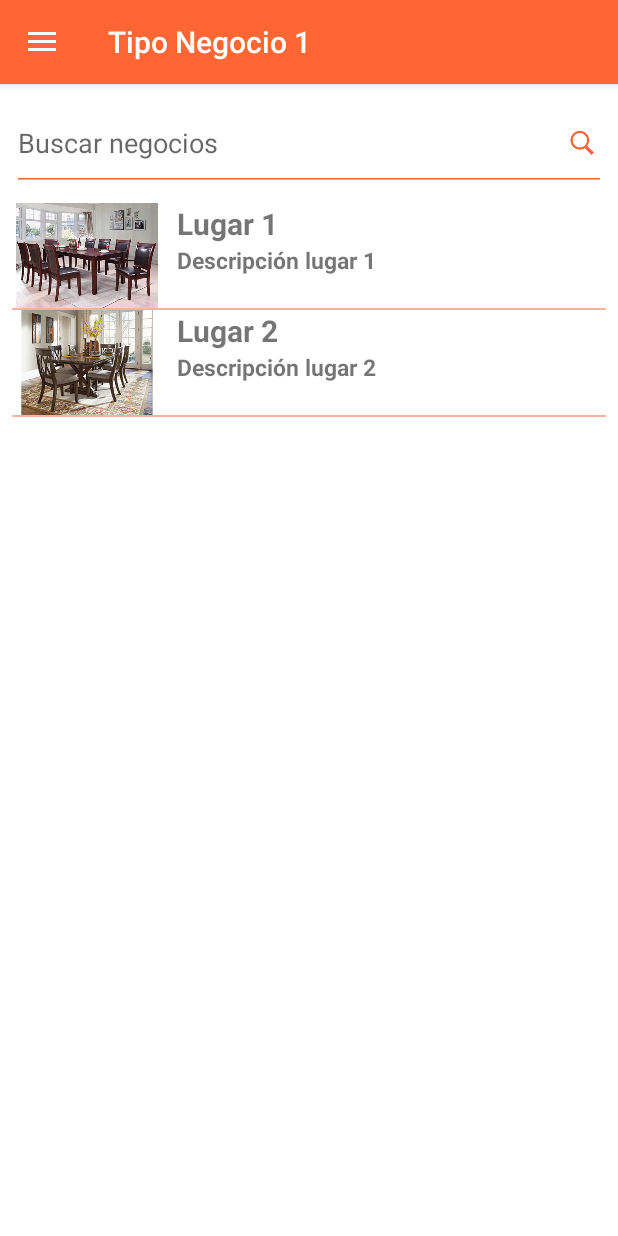
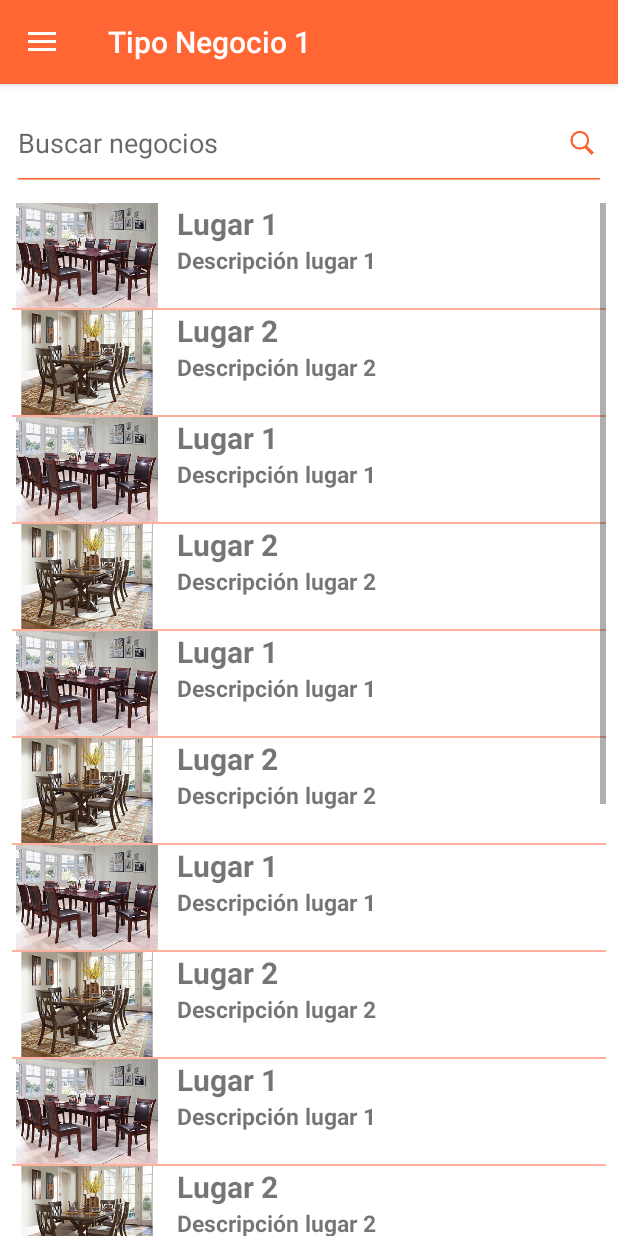
Before and after one commit to VicenteAguileraPerez/lunchApp, an Android app: the screen it shows after launch (MainActivity), after a tap on "Tipo Negocio 1", on a phone screen of 412 x 824 dp. Run offline under Robolectric (Android 15) with nearby library versions, the phone set to English and light mode, and no system bars; 1 statement that could not run was skipped.

Commit message:
Ocultamiento de toolbar implementada. Pero se uso una toolbar diferente, por lo tanto los activitis externos a MainActivity quedan sin toolbar, falta ajustar la toolbar a esos activitys.
Centrado de la imgen de presentación con un paddingBotomm del mismo Height que el tamaño de la toolbar (?attr/ActionBarSize).

```diff
--- a/app/src/main/java/com/example/lunchapp/MainActivity.java
+++ b/app/src/main/java/com/example/lunchapp/MainActivity.java
@@ -8,6 +8,7 @@ import android.support.v4.widget.DrawerLayout;
 import android.support.v7.app.ActionBarDrawerToggle;
 import android.support.v7.app.AppCompatActivity;
 import android.os.Bundle;
+import android.support.v7.widget.Toolbar;
 import android.view.Gravity;
 import android.view.MenuItem;
 import android.view.View;
@@ -35,11 +36,18 @@ public class MainActivity extends AppCompatActivity
         super.onCreate(savedInstanceState);
         setContentView(R.layout.activity_main);
 
+        setSupportActionBar((android.support.v7.widget.Toolbar) findViewById(R.id.toolbar_main_));
+       // Objects.requireNonNull(getSupportActionBar()).show();//oculta el toolbar
         mDrawerLayout = findViewById(R.id.navigation_drawer);
         listaItems = findViewById(R.id.navigation_items);
         listaItems.addHeaderView(cargarHeader());
         seleccionaItem(listaItems,items);
         setupDrawer();
+      //  mDrawerLayout.setScrimColor(getResources().getColor(R.color.colorThird) );
+        //mDrawerLayout.setStatusBarBackgroundColor(getResources().getColor(R.color.colorblanco));
+        //cambia el color de las 3 barritas del toggle
+        mDrawerToggle.getDrawerArrowDrawable().setColor(getResources().getColor(R.color.colorblanco));
+
         mDrawerToggle.syncState();//sincroniza el boton del toolbar con el navigation Drawer
         getSupportActionBar().setDisplayHomeAsUpEnabled(true);
         getSupportActionBar().setHomeButtonEnabled(true);
--- a/app/src/main/java/fragmentsPackage/Lugares.java
+++ b/app/src/main/java/fragmentsPackage/Lugares.java
@@ -88,6 +88,23 @@ public class Lugares extends Fragment {
         listaNegocios = new ArrayList<>();
         listaNegocios.add( new EntidadNegocio(R.drawable.restaurante1,"Lugar 1","Descripción lugar 1"));
         listaNegocios.add( new EntidadNegocio(R.drawable.restaurante2,"Lugar 2","Descripción lugar 2"));
+        listaNegocios.add( new EntidadNegocio(R.drawable.restaurante1,"Lugar 1","Descripción lugar 1"));
+        listaNegocios.add( new EntidadNegocio(R.drawable.restaurante2,"Lugar 2","Descripción lugar 2"));
+        listaNegocios.add( new EntidadNegocio(R.drawable.restaurante1,"Lugar 1","Descripción lugar 1"));
+        listaNegocios.add( new EntidadNegocio(R.drawable.restaurante2,"Lugar 2","Descripción lugar 2"));
+        listaNegocios.add( new EntidadNegocio(R.drawable.restaurante1,"Lugar 1","Descripción lugar 1"));
+        listaNegocios.add( new EntidadNegocio(R.drawable.restaurante2,"Lugar 2","Descripción lugar 2"));
+        listaNegocios.add( new EntidadNegocio(R.drawable.restaurante1,"Lugar 1","Descripción lugar 1"));
+        listaNegocios.add( new EntidadNegocio(R.drawable.restaurante2,"Lugar 2","Descripción lugar 2"));
+        listaNegocios.add( new EntidadNegocio(R.drawable.restaurante1,"Lugar 1","Descripción lugar 41"));
+        listaNegocios.add( new EntidadNegocio(R.drawable.restaurante2,"Lugar 2","Descripción lugar 54"));
+        listaNegocios.add( new EntidadNegocio(R.drawable.restaurante2,"Lugar 2","Descripción lugar 2"));
+        listaNegocios.add( new EntidadNegocio(R.drawable.restaurante1,"Lugar 1","Descripción lugar 1"));
+        listaNegocios.add( new EntidadNegocio(R.drawable.restaurante2,"Lugar 2","Descripción lugar 2"));
+        listaNegocios.add( new EntidadNegocio(R.drawable.restaurante1,"Lugar 1","Descripción lugar 1"));
+        listaNegocios.add( new EntidadNegocio(R.drawable.restaurante2,"Lugar 2","Descripción lugar 2"));
+        listaNegocios.add( new EntidadNegocio(R.drawable.restaurante1,"Lugar 1","Descripción lugar 41"));
+        listaNegocios.add( new EntidadNegocio(R.drawable.restaurante2,"Lugar 2","Descripción lugar 54"));
         return  listaNegocios;
     }
 
--- a/app/src/main/java/fragmentsPackage/inicio.java
+++ b/app/src/main/java/fragmentsPackage/inicio.java
@@ -71,13 +71,6 @@ public class inicio extends Fragment{
 
                 Navigation.findNavController(view).navigate(R.id.action_inicio_to_lugares);
 
-                /*Lugares lugares = new Lugares();
-                FragmentManager fragmentManager = getFragmentManager();
-                FragmentTransaction transaction = fragmentManager.beginTransaction();
-                transaction.setCustomAnimations(R.anim.enter_to_right,R.anim.exit_to_right,R.anim.enter_to_right,R.anim.exit_to_right);
-                transaction.addToBackStack(null);
-                transaction.add(R.id.fragment,lugares).commit();*/
-                //Toast.makeText(getActivity(), String.valueOf(position), Toast.LENGTH_SHORT).show();
             }
         });
         return view;
@@ -89,6 +82,21 @@ public class inicio extends Fragment{
     private ArrayList<EntidadTipoNegocio> getTiposNegocios()
     {
         listaTipoNegocios = new ArrayList<>();
+        listaTipoNegocios.add( new EntidadTipoNegocio(R.drawable.background_inicio,"Tipo Negocio 1","Pizzas"));
+        listaTipoNegocios.add( new EntidadTipoNegocio(R.drawable.semaforo,"Tipo Negocio 2","Cafés"));
+        listaTipoNegocios.add( new EntidadTipoNegocio(R.drawable.fondo_noche,"Tipo Negocio 3 ","Tacos "));
+        listaTipoNegocios.add( new EntidadTipoNegocio(R.drawable.background_inicio,"Tipo Negocio 1","Pizzas"));
+        listaTipoNegocios.add( new EntidadTipoNegocio(R.drawable.semaforo,"Tipo Negocio 2","Cafés"));
+        listaTipoNegocios.add( new EntidadTipoNegocio(R.drawable.fondo_noche,"Tipo Negocio 3 ","Tacos "));
+        listaTipoNegocios.add( new EntidadTipoNegocio(R.drawable.background_inicio,"Tipo Negocio 1","Pizzas"));
+        listaTipoNegocios.add( new EntidadTipoNegocio(R.drawable.semaforo,"Tipo Negocio 2","Cafés"));
+        listaTipoNegocios.add( new EntidadTipoNegocio(R.drawable.fondo_noche,"Tipo Negocio 3 ","Tacos "));
+        listaTipoNegocios.add( new EntidadTipoNegocio(R.drawable.background_inicio,"Tipo Negocio 1","Pizzas"));
+        listaTipoNegocios.add( new EntidadTipoNegocio(R.drawable.semaforo,"Tipo Negocio 2","Cafés"));
+        listaTipoNegocios.add( new EntidadTipoNegocio(R.drawable.fondo_noche,"Tipo Negocio 3 ","Tacos "));
+        listaTipoNegocios.add( new EntidadTipoNegocio(R.drawable.background_inicio,"Tipo Negocio 1","Pizzas"));
+        listaTipoNegocios.add( new EntidadTipoNegocio(R.drawable.semaforo,"Tipo Negocio 2","Cafés"));
+        listaTipoNegocios.add( new EntidadTipoNegocio(R.drawable.fondo_noche,"Tipo Negocio 3 ","Tacos "));
         listaTipoNegocios.add( new EntidadTipoNegocio(R.drawable.background_inicio,"Tipo Negocio 1","Pizzas"));
         listaTipoNegocios.add( new EntidadTipoNegocio(R.drawable.semaforo,"Tipo Negocio 2","Cafés"));
         listaTipoNegocios.add( new EntidadTipoNegocio(R.drawable.fondo_noche,"Tipo Negocio 3 ","Tacos "));
--- a/app/src/main/java/fragmentsPackage/presentacion_fragment.java
+++ b/app/src/main/java/fragmentsPackage/presentacion_fragment.java
@@ -62,6 +62,6 @@ public class presentacion_fragment extends Fragment {
 
 
             }
-        },1000);
+        },2000);
     }
 }
--- a/app/src/main/res/layout/activity_main.xml
+++ b/app/src/main/res/layout/activity_main.xml
@@ -5,10 +5,39 @@
     android:layout_width="match_parent"
     android:layout_height="match_parent"
     android:id="@+id/navigation_drawer"
-    app:layout_behavior="@string/appbar_scrolling_view_behavior"
     tools:context=".MainActivity"
     >
 
+    <android.support.design.widget.CoordinatorLayout
+        android:id="@+id/coordinator_main"
+        android:layout_width="match_parent"
+        android:layout_height="match_parent">
+
+        <android.support.design.widget.AppBarLayout
+            android:layout_width="match_parent"
+            android:layout_height="wrap_content">
+
+            <android.support.v7.widget.Toolbar
+                android:id="@+id/toolbar_main_"
+                app:titleTextColor="@color/colorblanco"
+                android:layout_width="match_parent"
+                android:layout_height="?attr/actionBarSize"
+                android:background="@color/colorPrimary"
+                app:layout_scrollFlags="enterAlways|scroll|snap">
+
+
+
+            </android.support.v7.widget.Toolbar>
+
+        </android.support.design.widget.AppBarLayout>
+
+        <android.support.v4.widget.NestedScrollView
+            android:layout_width="match_parent"
+            android:layout_height="match_parent"
+            android:fillViewport="true"
+            android:id="@+id/nestedScroll_main"
+
+            app:layout_behavior="android.support.design.widget.AppBarLayout$ScrollingViewBehavior">
             <fragment
                 android:id="@+id/fragment"
                 android:name="androidx.navigation.fragment.NavHostFragment"
@@ -21,6 +50,13 @@
                 app:layout_constraintStart_toStartOf="parent"
                 app:layout_constraintTop_toTopOf="parent"
                 app:navGraph="@navigation/navigation" />
+        </android.support.v4.widget.NestedScrollView>
+
+
+
+    </android.support.design.widget.CoordinatorLayout>
+
+
 
     <ListView
         android:id="@+id/navigation_items"
@@ -30,6 +66,7 @@
         android:layout_height="match_parent"
         android:background="@android:color/white"
         android:divider="@color/colorThird"
+
         />
 
 
--- a/app/src/main/res/layout/fragment_categorias_comida.xml
+++ b/app/src/main/res/layout/fragment_categorias_comida.xml
@@ -19,6 +19,7 @@
         android:layout_marginBottom="8dp"
         android:divider="@color/colorThird"
         android:dividerHeight="1dp"
+        android:nestedScrollingEnabled="true"
         app:layout_constraintBottom_toBottomOf="parent"
         app:layout_constraintEnd_toEndOf="parent"
         app:layout_constraintHorizontal_bias="0.0"
--- a/app/src/main/res/layout/fragment_lugares_mismo_tipo.xml
+++ b/app/src/main/res/layout/fragment_lugares_mismo_tipo.xml
@@ -20,6 +20,7 @@
         android:layout_marginBottom="8dp"
         android:divider="@color/colorThird"
         android:dividerHeight="1dp"
+        android:nestedScrollingEnabled="true"
         app:layout_constraintBottom_toBottomOf="parent"
         app:layout_constraintEnd_toEndOf="parent"
         app:layout_constraintHorizontal_bias="0.0"
--- a/app/src/main/res/layout/fragment_negocio_especifico.xml
+++ b/app/src/main/res/layout/fragment_negocio_especifico.xml
@@ -69,7 +69,8 @@
     <android.support.v4.view.ViewPager
         android:id="@+id/pager"
         android:layout_width="match_parent"
-        android:layout_height="wrap_content">
+        android:layout_height="wrap_content"
+        >
 
     </android.support.v4.view.ViewPager>
     <!--<FrameLayout
--- a/app/src/main/res/values/strings.xml
+++ b/app/src/main/res/values/strings.xml
@@ -11,6 +11,7 @@
     <string name="close">Close</string>
     <string name="compartir"> Compartir</string>
     <string name="comunicate">Comunícate</string>
+    <string name="descripcion_icono">Aquí se coloca el icono de la app.</string>
     <string name="descripcion_tipo_negocio_img">imagen del tipo de tienda</string>
     <string name="descripcion_negocio_img">imagen de la tienda</string>
     <string name="descripcion_logo_nombre_lunchapp">Aquí se coloca la imagen del logo o nombre de la App</string>
@@ -23,12 +24,12 @@
     <string name="hello_blank_fragment">Hello blank fragment</string>
     <string name="menu">menu</string>
     <string name="quejassugerencias">Quejas y Sugerencias</string>
-    <string name="descripcion_icono">Aquí se coloca el icono de la app.</string>
     <string name="open">Open</string>
     <string name="opinion">opinión</string>
     <string name="pago">pago</string>
     <string name="problemas_tecnicos">Problemas técnicos</string>
     <string name="redes">redes</string>
+    <string name="noredes">noredes</string>
     <string name="soporteyayuda">soporte ayuda</string>
     <string name="soporte_y_contacto">Soporte y Contacto</string>
 </resources>
--- a/app/src/main/res/values/styles.xml
+++ b/app/src/main/res/values/styles.xml
@@ -1,7 +1,7 @@
 <resources>
 
     <!-- Base application theme. -->
-    <style name="AppTheme" parent="Theme.AppCompat.Light.DarkActionBar">
+    <style name="AppTheme" parent="Theme.AppCompat.Light.NoActionBar">
         <!-- Customize your theme here. -->
         <item name="colorPrimary">@color/colorPrimary</item>
         <item name="colorPrimaryDark">@color/colorPrimaryDark</item>
@@ -10,7 +10,7 @@
 
     </style>
 
-    <style name="AppTheme2" parent="Theme.AppCompat.Light.DarkActionBar">
+    <style name="AppTheme2" parent="Theme.AppCompat.Light.NoActionBar">
         <!-- Customize your theme here. -->
         <item name="colorPrimary">@color/colorPrimary</item>
         <item name="colorPrimaryDark">@color/colorPrimaryDark</item>
```
Also changed, not shown: app/src/main/res/layout/fragment_presentacion_fragment.xml (+9 -10 lines), app/src/main/res/layout/fragment_redes_sociales.xml (+35 -2 lines). Lines whose indentation alone changed are shown as unchanged.
